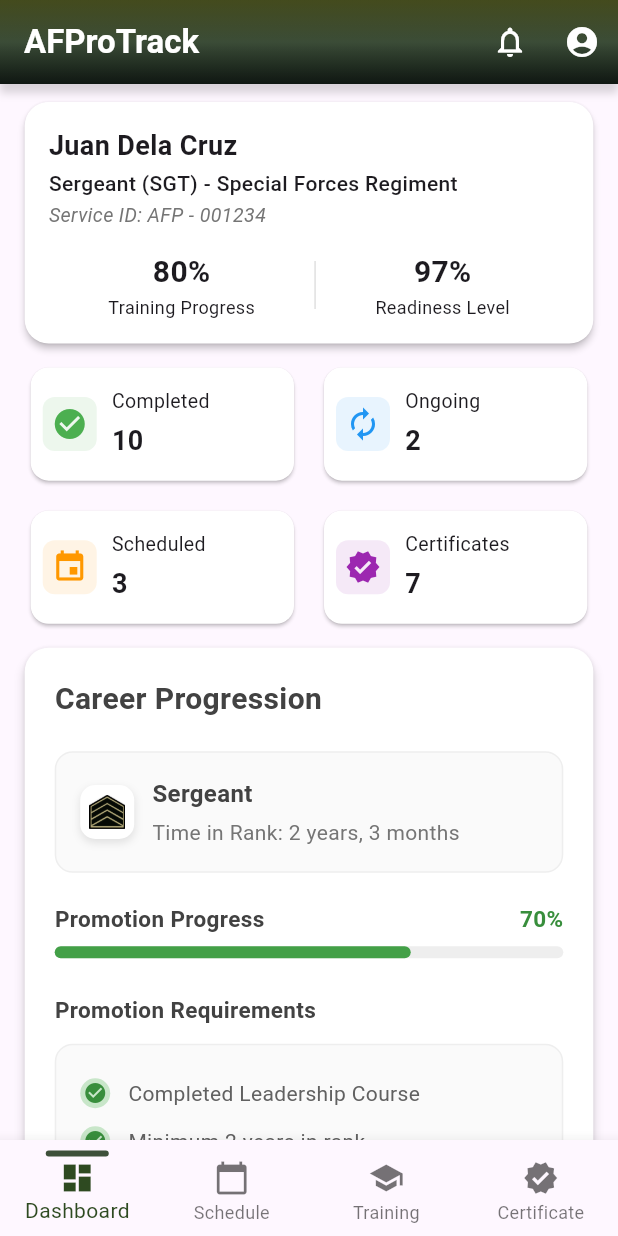
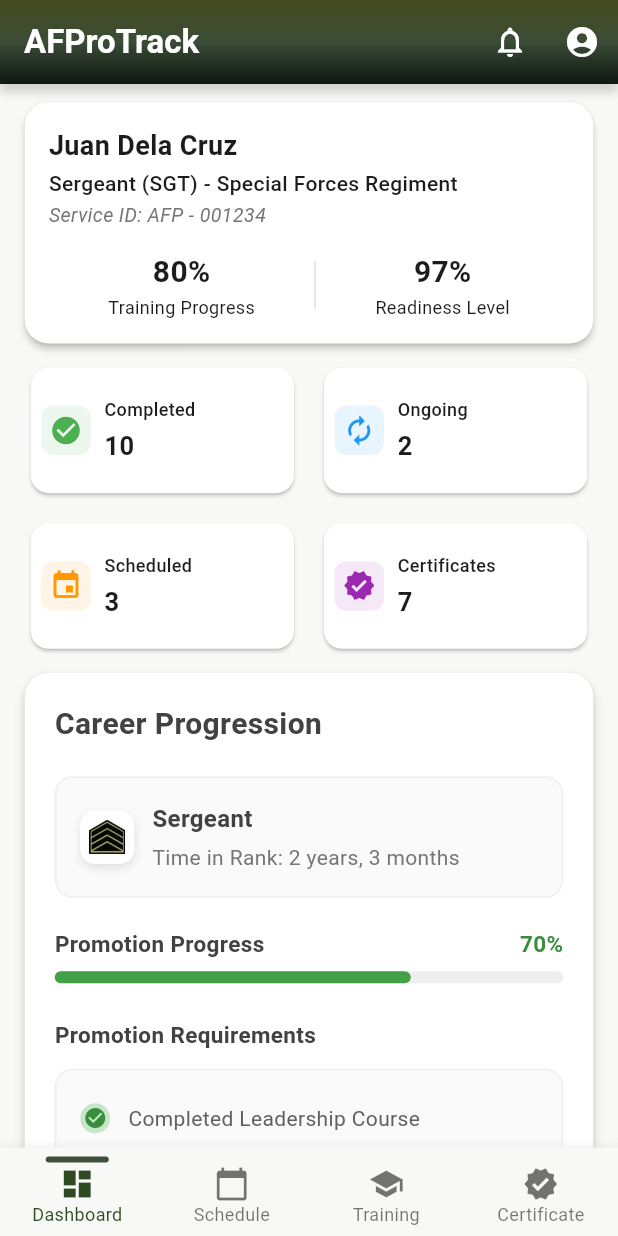
Before and after one commit to tyrelcruz/AFProtrack-Mobile, a Flutter app: the screen it shows after launch, after a tap on "Login", on a phone screen of 412 x 824 dp. Run offline on Flutter 3.47's test engine with Material 3 defaults, Android fonts, the phone set to English and light mode, and no system bars.

Commit message:
Screen size optimization (responsiveness)

```diff
--- a/afpmobile/lib/utils/app_colors.dart
+++ b/afpmobile/lib/utils/app_colors.dart
@@ -38,6 +38,7 @@ class AppColors {
 
   // Background Colors
   static const Color trainingBackground = Color(0xFFF8F9F6); // Light background
+  static const Color appBackground = Color(0xFFF8F9F6); // App-wide background
   static const Color cardBackground = Color(
     0xFFFFFFFF,
   ); // White card background
--- a/afpmobile/lib/views/home_view.dart
+++ b/afpmobile/lib/views/home_view.dart
@@ -62,7 +62,7 @@ class _HomeViewState extends State<HomeView> {
       ),
     ];
     return Scaffold(
-      backgroundColor: Theme.of(context).cardColor,
+      backgroundColor: AppColors.appBackground,
       appBar: const AppBarWidget(),
       body: SingleChildScrollView(
         child: Column(
--- a/afpmobile/lib/views/schedule_view.dart
+++ b/afpmobile/lib/views/schedule_view.dart
@@ -1,5 +1,6 @@
 import 'package:flutter/material.dart';
 import '../widgets/app_bar_widget.dart';
+import '../utils/app_colors.dart';
 
 class ScheduleView extends StatefulWidget {
   const ScheduleView({Key? key}) : super(key: key);
@@ -14,7 +15,7 @@ class _ScheduleViewState extends State<ScheduleView> {
   @override
   Widget build(BuildContext context) {
     return Scaffold(
-      backgroundColor: const Color(0xFFF8F9F6),
+      backgroundColor: AppColors.appBackground,
       appBar: const AppBarWidget(title: 'Schedule', showLeading: false),
       body: Column(
         children: [
--- a/afpmobile/lib/widgets/bottom_nav_bar.dart
+++ b/afpmobile/lib/widgets/bottom_nav_bar.dart
@@ -20,6 +20,10 @@ class BottomNavBar extends StatelessWidget {
       selectedItemColor: AppColors.armyPrimary,
       unselectedItemColor: Colors.black54,
       type: BottomNavigationBarType.fixed,
+      backgroundColor: AppColors.appBackground,
+      elevation: 8,
+      selectedFontSize: 12,
+      unselectedFontSize: 12,
       items: [
         BottomNavigationBarItem(
           icon: Column(
--- a/afpmobile/lib/widgets/stats_grid.dart
+++ b/afpmobile/lib/widgets/stats_grid.dart
@@ -25,15 +25,37 @@ class StatsGrid extends StatelessWidget {
   @override
   Widget build(BuildContext context) {
     final width = MediaQuery.of(context).size.width;
+    final height = MediaQuery.of(context).size.height;
+
+    // Calculate responsive values
+    final isSmallScreen = width < 360;
+    final isMediumScreen = width >= 360 && width < 600;
+
+    // Adjust aspect ratio based on screen size
+    final aspectRatio = isSmallScreen ? 1.8 : (isMediumScreen ? 2.0 : 2.2);
+
+    // Adjust font sizes based on screen size
+    final labelFontSize = isSmallScreen ? 11.0 : (isMediumScreen ? 12.0 : 13.0);
+    final valueFontSize = isSmallScreen ? 16.0 : (isMediumScreen ? 17.0 : 18.0);
+    final iconSize = isSmallScreen ? 20.0 : (isMediumScreen ? 22.0 : 24.0);
+
+    // Adjust padding based on screen size
+    final horizontalPadding =
+        isSmallScreen ? 6.0 : (isMediumScreen ? 7.0 : 8.0);
+    final verticalPadding =
+        isSmallScreen ? 10.0 : (isMediumScreen ? 11.0 : 12.0);
+    final iconPadding = isSmallScreen ? 5.0 : (isMediumScreen ? 5.5 : 6.0);
+    final spacing = isSmallScreen ? 8.0 : (isMediumScreen ? 9.0 : 10.0);
+
     return Padding(
       padding: EdgeInsets.symmetric(horizontal: width * 0.04),
       child: GridView.count(
         crossAxisCount: 2,
         shrinkWrap: true,
-        physics: NeverScrollableScrollPhysics(),
+        physics: const NeverScrollableScrollPhysics(),
         mainAxisSpacing: 12,
         crossAxisSpacing: 12,
-        childAspectRatio: 2.2,
+        childAspectRatio: aspectRatio,
         children:
             items.map((item) {
               return Card(
@@ -43,9 +65,9 @@ class StatsGrid extends StatelessWidget {
                 elevation: 1,
                 color: cardColor,
                 child: Padding(
-                  padding: const EdgeInsets.symmetric(
-                    vertical: 12,
-                    horizontal: 8,
+                  padding: EdgeInsets.symmetric(
+                    vertical: verticalPadding,
+                    horizontal: horizontalPadding,
                   ),
                   child: Row(
                     children: [
@@ -54,22 +76,33 @@ class StatsGrid extends StatelessWidget {
                           color: item.color.withOpacity(0.1),
                           borderRadius: BorderRadius.circular(8),
                         ),
-                        padding: EdgeInsets.all(6),
-                        child: Icon(item.icon, color: item.color, size: 24),
+                        padding: EdgeInsets.all(iconPadding),
+                        child: Icon(
+                          item.icon,
+                          color: item.color,
+                          size: iconSize,
+                        ),
                       ),
-                      SizedBox(width: 10),
+                      SizedBox(width: spacing),
                       Expanded(
                         child: Column(
                           mainAxisAlignment: MainAxisAlignment.center,
                           crossAxisAlignment: CrossAxisAlignment.start,
                           children: [
-                            Text(item.label, style: TextStyle(fontSize: 13)),
-                            SizedBox(height: 4),
+                            Text(
+                              item.label,
+                              style: TextStyle(
+                                fontSize: labelFontSize,
+                                fontWeight: FontWeight.w500,
+                              ),
+                              overflow: TextOverflow.ellipsis,
+                            ),
+                            SizedBox(height: isSmallScreen ? 2 : 4),
                             Text(
                               item.value.toString(),
                               style: TextStyle(
                                 fontWeight: FontWeight.bold,
-                                fontSize: 18,
+                                fontSize: valueFontSize,
                               ),
                             ),
                           ],
```
Also changed, not shown: afpmobile/lib/views/certificate_view.dart (added, +42 -0 lines).
